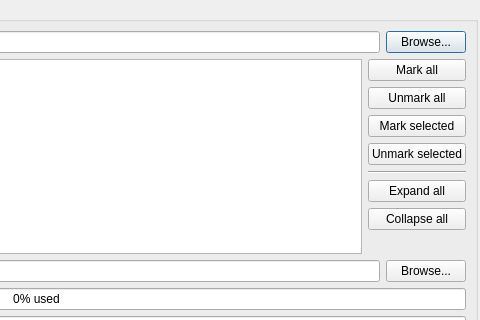
Old version of the form src/plugins/bittorrent/addtorrent.ui in the repository 0xd34df00d/leechcraft; both pictures show x 532 to 1012 and y 0 to 320 of the 1012 by 565 pixel window.
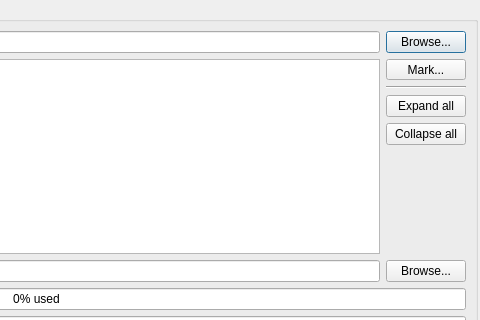
New version of the form. Icons and pictures are not drawn. Custom widgets are drawn as their Qt base class.

Commit message: [BT] Moved marking actions to a separate menu.

```diff
--- a/src/plugins/bittorrent/addtorrent.ui
+++ b/src/plugins/bittorrent/addtorrent.ui
@@ -86,30 +86,18 @@
         <item>
          <layout class="QVBoxLayout" name="verticalLayout">
           <item>
-           <widget class="QPushButton" name="MarkAll_">
-            <property name="text">
-             <string>Mark all</string>
+           <widget class="QToolButton" name="MarkMenuButton_">
+            <property name="sizePolicy">
+             <sizepolicy hsizetype="Preferred" vsizetype="Fixed">
+              <horstretch>0</horstretch>
+              <verstretch>0</verstretch>
+             </sizepolicy>
             </property>
-           </widget>
-          </item>
-          <item>
-           <widget class="QPushButton" name="UnmarkAll_">
             <property name="text">
-             <string>Unmark all</string>
+             <string>Mark...</string>
             </property>
-           </widget>
-          </item>
-          <item>
-           <widget class="QPushButton" name="MarkSelected_">
-            <property name="text">
-             <string>Mark selected</string>
-            </property>
-           </widget>
-          </item>
-          <item>
-           <widget class="QPushButton" name="UnmarkSelected_">
-            <property name="text">
-             <string>Unmark selected</string>
+            <property name="popupMode">
+             <enum>QToolButton::InstantPopup</enum>
             </property>
            </widget>
           </item>
```
Left out of the diff: 20 changed lines with no effect on the pictures. The commit also changes 2 other files.
